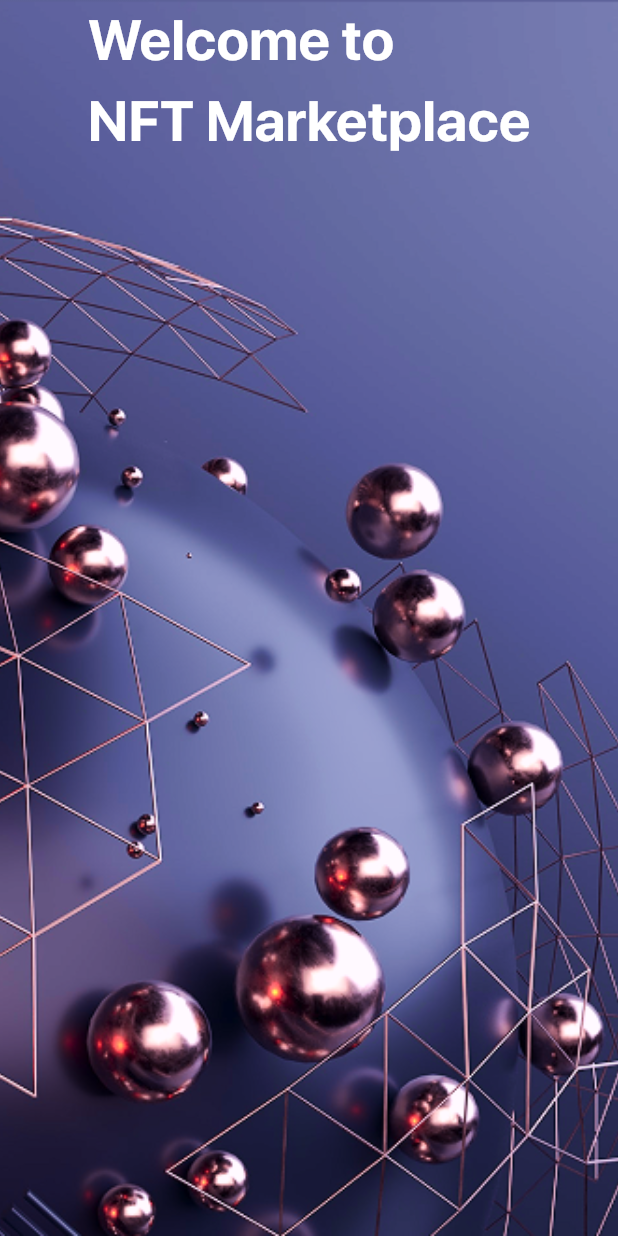
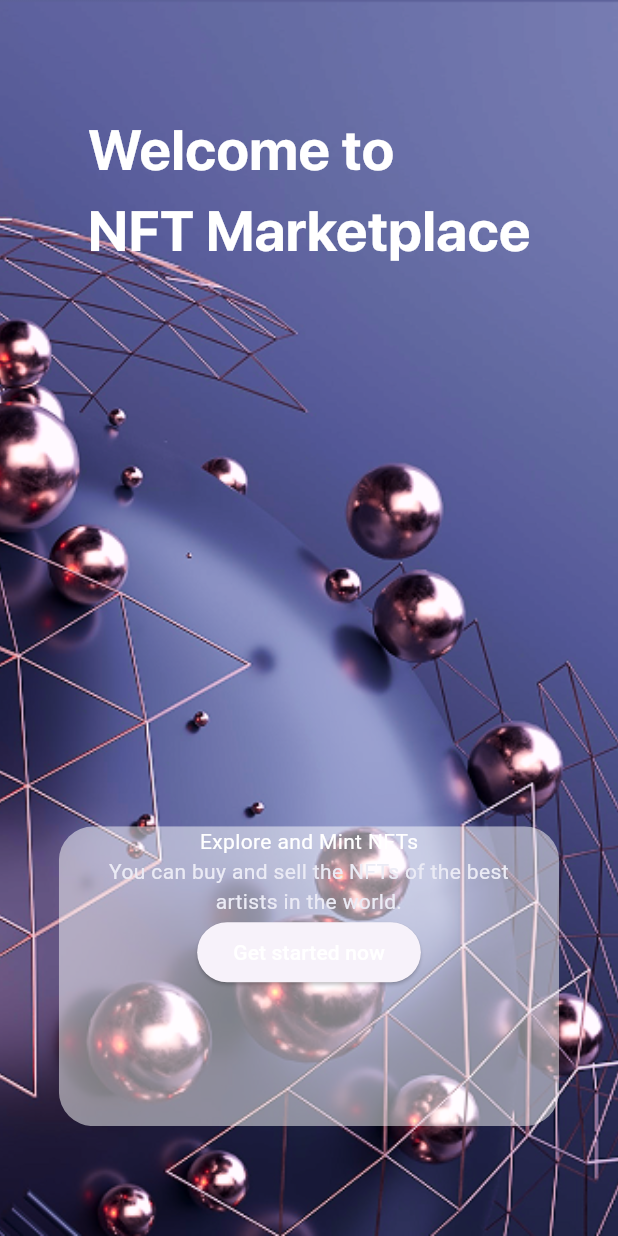
Before and after one commit to PeterTawaky/mini_nft_marketplace, a Flutter app: the screen it shows after launch, on a phone screen of 412 x 824 dp. Run offline on Flutter 3.47's test engine with Material 3 defaults, Android fonts, the phone set to English and light mode, and no system bars; our stand-ins replace flutter_screenutil.

Commit message:
some updates

```diff
--- a/lib/core/resources/color_manager.dart
+++ b/lib/core/resources/color_manager.dart
@@ -4,4 +4,5 @@ class ColorManager {
   static const Color purple = Color(0xff5c6098);
   static const Color purpleLight = Color(0xff767CB2);
   static const Color white = Color(0xffFFFFFF);
+  static const Color grey = Color(0xffEBEBF5);
 }
--- a/lib/core/resources/image_manager.dart
+++ b/lib/core/resources/image_manager.dart
@@ -1,3 +1,4 @@
 class ImageManager {
+  ImageManager._(); //private constructor
   static const String onBoarding = 'assets/images/onBoarding.png';
 }
--- a/lib/screens/on_boarding_screen.dart
+++ b/lib/screens/on_boarding_screen.dart
@@ -1,5 +1,3 @@
-import 'dart:ui_web';
-
 import 'package:flutter/material.dart';
 import 'package:flutter_screenutil/flutter_screenutil.dart';
 import 'package:mini_nft_marketplace/core/resources/color_manager.dart';
@@ -36,6 +34,8 @@ class OnBoardingScreen extends StatelessWidget {
                 fit: BoxFit.cover,
               ),
               Center(
+                child: Padding(
+                  padding: EdgeInsets.symmetric(vertical: 70.h),
                   child: Column(
                     children: [
                       Text(
@@ -47,7 +47,39 @@ class OnBoardingScreen extends StatelessWidget {
                           fontFamily: FontManager.sfPro,
                         ),
                       ),
+                      Spacer(),
+                      ClipRRect(
+                        child: Container(
+                          decoration: BoxDecoration(
+                            color: Colors.white.withOpacity(0.5),
+                            borderRadius: BorderRadius.circular(23),
+                          ),
+                          width: 306.31.w,
+                          height: 191.02.h,
+                          child: Column(
+                            children: [
+                              Text(
+                                'Explore and Mint NFTs',
+                                style: TextStyle(color: ColorManager.white),
+                              ),
+                              Text(
+                                'You can buy and sell the NFTs of the best \nartists in the world.',
+                                textAlign: TextAlign.center,
+                                style: TextStyle(color: ColorManager.grey),
+                              ),
+                              ElevatedButton(
+                                onPressed: () {},
+                                child: Text(
+                                  'Get started now',
+                                  style: TextStyle(color: ColorManager.white),
+                                ),
+                              ),
                             ],
+                          ),
+                        ),
+                      ),
+                    ],
+                  ),
                 ),
               ),
             ],
```
Lines whose indentation alone changed are shown as unchanged.
